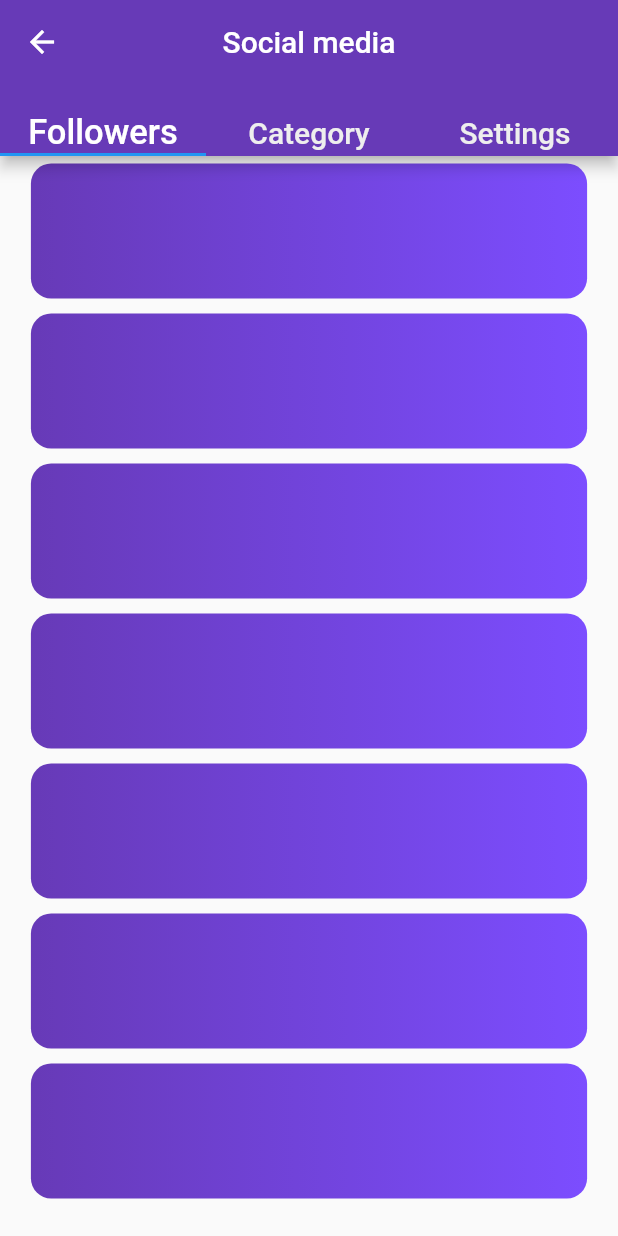
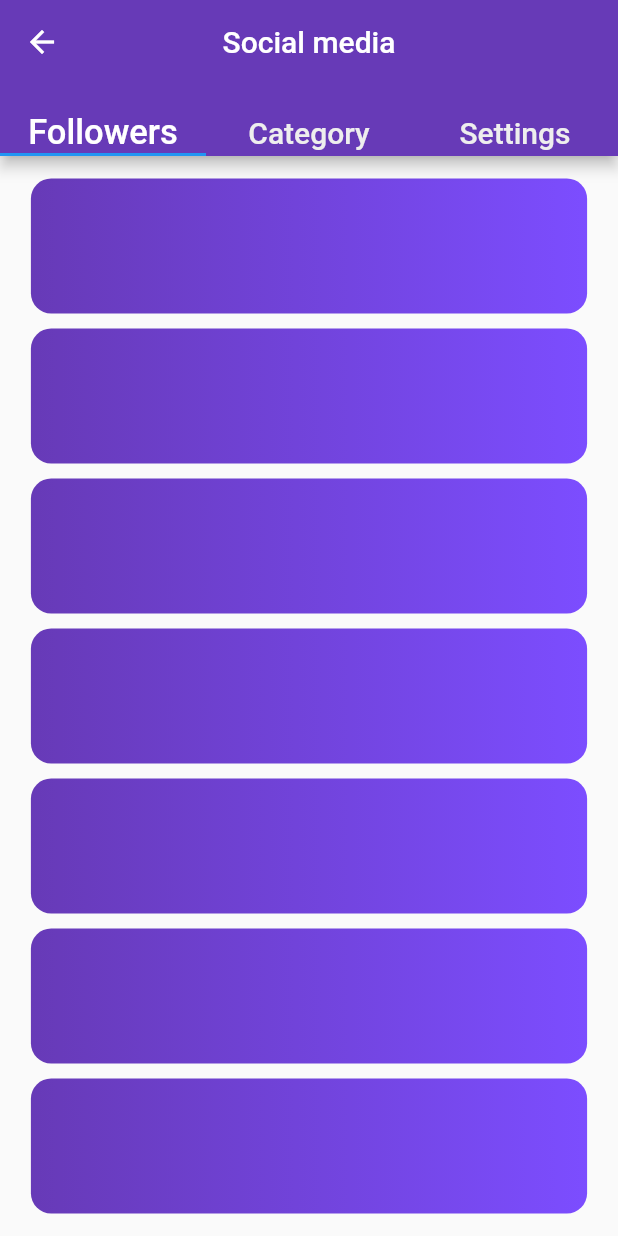
Before and after one commit to jeremiasramirez/flutter-followers-design, a Flutter app: the screen it shows after launch, on a phone screen of 412 x 824 dp. Run offline on Flutter 3.47's test engine with Material 2 defaults, Android fonts, the phone set to English and light mode, and no system bars; our stand-ins replace animate_do.

Commit message:
agregado widget separador

```diff
--- a/lib/pages/home.page.dart
+++ b/lib/pages/home.page.dart
@@ -20,20 +20,7 @@ class HomePageState extends State<HomePage> {
                 onPressed: () {},
                 child: Icon(Icons.arrow_back, color: Colors.white)),
             bottom: TabBar(
-              tabs: [
-                Text(
-                  "Followers",
-                  style: TextStyle(fontSize: 23, color: Colors.white),
-                ),
-                Text(
-                  "Category",
-                  style: TextStyle(fontSize: 20, color: Colors.grey[200]),
-                ),
-                Text(
-                  "Settings",
-                  style: TextStyle(fontSize: 20, color: Colors.grey[200]),
-                )
-              ],
+              tabs: this.tabs(),
             ),
           ),
           body: TabBarView(
@@ -43,4 +30,21 @@ class HomePageState extends State<HomePage> {
       ),
     );
   }
+
+  List<Text> tabs() {
+    return [
+      Text(
+        "Followers",
+        style: TextStyle(fontSize: 23, color: Colors.white),
+      ),
+      Text(
+        "Category",
+        style: TextStyle(fontSize: 20, color: Colors.grey[200]),
+      ),
+      Text(
+        "Settings",
+        style: TextStyle(fontSize: 20, color: Colors.grey[200]),
+      )
+    ];
+  }
 }
--- /dev/null
+++ b/lib/widgets/adjust.widget.dart
@@ -0,0 +1,10 @@
+import 'package:flutter/material.dart';
+
+class AdjustStateless extends StatelessWidget {
+  double width = 0, height = 0;
+  AdjustStateless(this.width, this.height);
+
+  Widget build(context) {
+    return SizedBox(width: this.width, height: this.height);
+  }
+}
--- a/lib/widgets/followers.widget.dart
+++ b/lib/widgets/followers.widget.dart
@@ -1,4 +1,6 @@
 import 'package:flutter/material.dart';
+
+import 'adjust.widget.dart';
 
 class Followers extends StatefulWidget {
   FollowersState createState() => new FollowersState();
@@ -7,6 +9,7 @@ class Followers extends StatefulWidget {
 class FollowersState extends State<Followers> {
   Widget build(context) {
     return ListView(physics: BouncingScrollPhysics(), children: [
+      AdjustStateless(0, 10),
       this.follower("First", 1),
       this.follower("First", 1),
       this.follower("First", 1),
```
